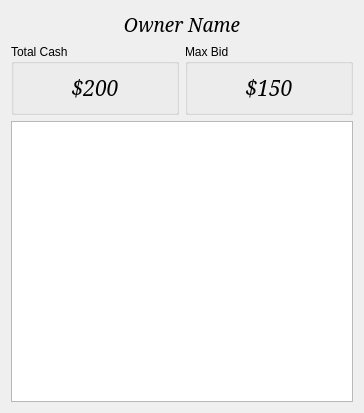
The window that view/ui/ownerInfo.ui (robgura/auction-manager) describes before a commit, drawn with Qt 5.
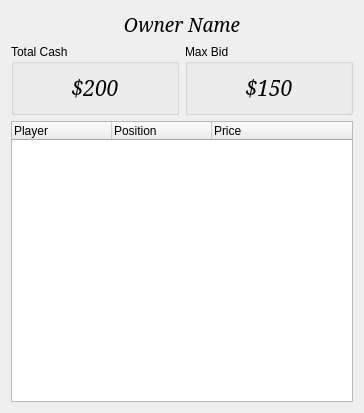
The same window after the commit.

Commit message: got owner info player stuff started workign

```diff
--- a/view/ui/ownerInfo.ui
+++ b/view/ui/ownerInfo.ui
@@ -87,7 +87,26 @@
     </layout>
    </item>
    <item>
-    <widget class="QTreeView" name="transactionView" />
+    <widget class="QTreeWidget" name="treeWidget" >
+     <property name="columnCount" >
+      <number>3</number>
+     </property>
+     <column>
+      <property name="text" >
+       <string>Player</string>
+      </property>
+     </column>
+     <column>
+      <property name="text" >
+       <string>Position</string>
+      </property>
+     </column>
+     <column>
+      <property name="text" >
+       <string>Price</string>
+      </property>
+     </column>
+    </widget>
    </item>
   </layout>
  </widget>
```
The commit also changes 5 other files.
